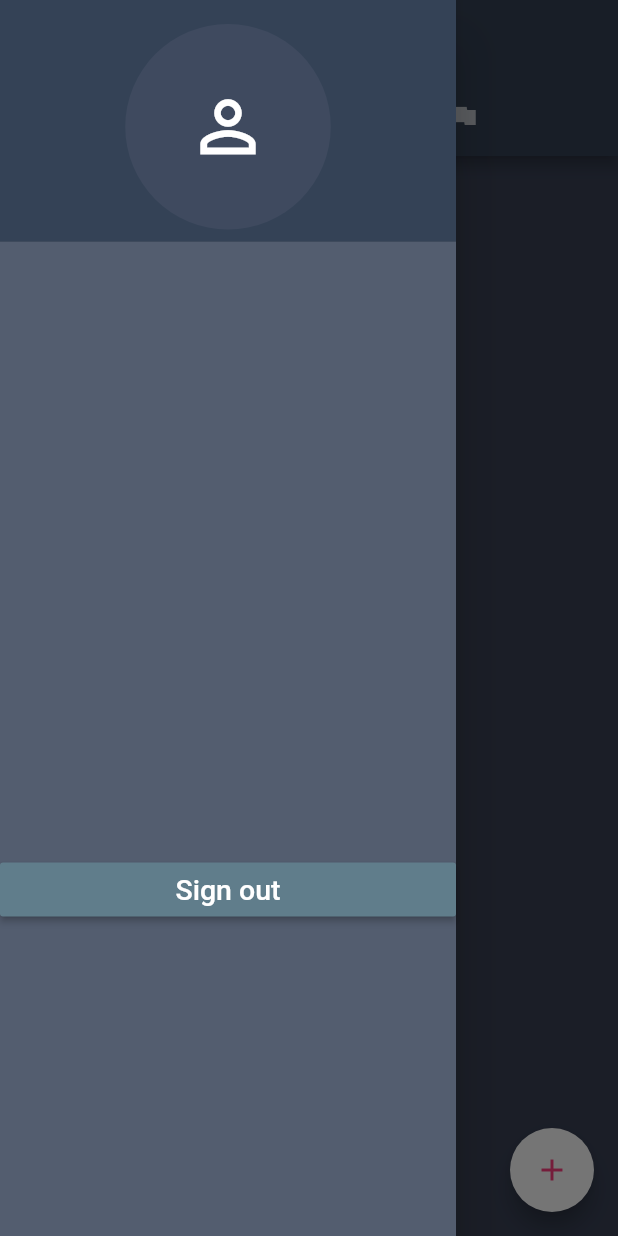
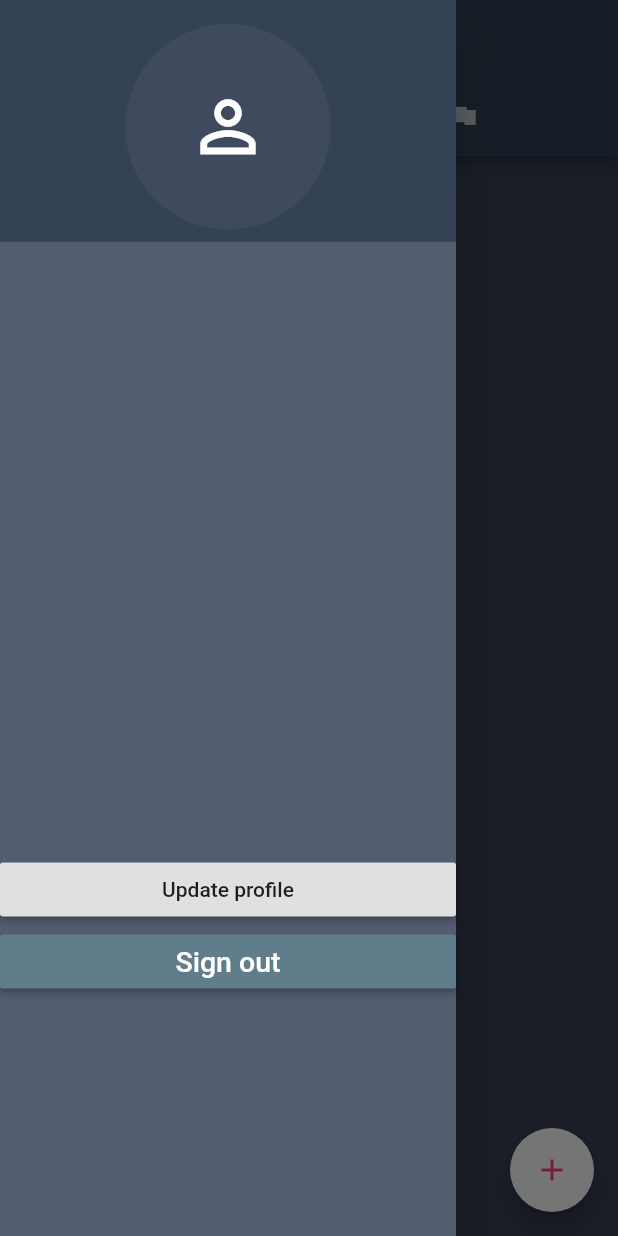
Before and after one commit to udith-shalinda/booking_app, a Flutter app: the PickDate screen opened directly, with the side drawer open, on a phone screen of 412 x 824 dp. Run offline on Flutter 3.47's test engine with Material 2 defaults, Android fonts, the phone set to English and light mode, and no system bars; drawn by our look-alikes of firebase_database; our stand-ins replace date_format, file_picker, firebase_auth, firebase_storage, google_sign_in, image_picker and 1 more; accounts and stored records are empty.

Commit message:
update profile button added

```diff
--- a/lib/ui/home.dart
+++ b/lib/ui/home.dart
@@ -113,6 +113,10 @@ class _PickDateState extends State<PickDate> with SingleTickerProviderStateMixin
                 ),
               ),
               new RaisedButton(
+                  onPressed: (){},
+                  child: Text("Update profile"),
+              ),
+              new RaisedButton(
                 color: Colors.blueGrey,
                 onPressed: signout,
                 child: new Text(
@@ -162,4 +166,7 @@ class _PickDateState extends State<PickDate> with SingleTickerProviderStateMixin
 //        });
 
    }
+   void updateProfile(){
+
+   }
 }
```
